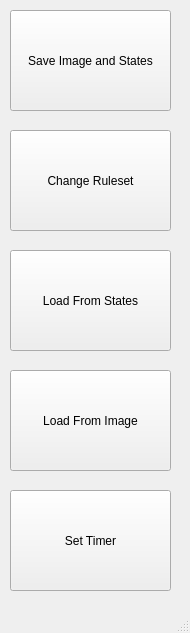
This is pythoncellularautomata/models/controls.ui in grant-king/python-cellular-automata as Qt 5 draws it before an edit. The edited form follows.
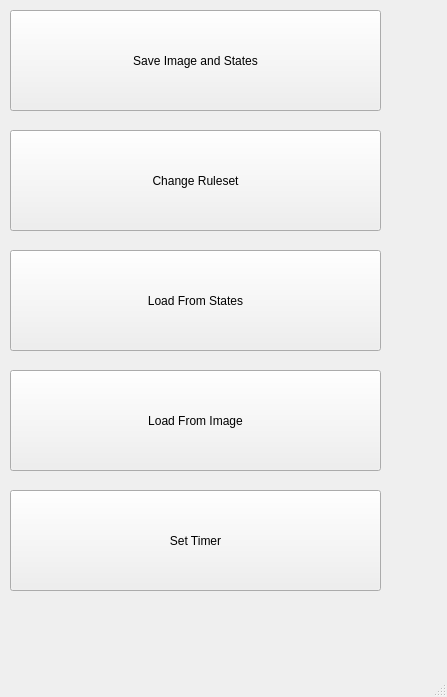
This is the edited form.

Commit message:
Add ui class definition python files and ui files.
Update and add new Qt ui files for menu button sidebar.  Still can't display CA activity in Qt yet.

Diff of the .ui file:
```diff
--- a/pythoncellularautomata/models/controls.ui
+++ b/pythoncellularautomata/models/controls.ui
@@ -6,8 +6,8 @@
    <rect>
     <x>0</x>
     <y>0</y>
-    <width>190</width>
-    <height>633</height>
+    <width>447</width>
+    <height>697</height>
    </rect>
   </property>
   <property name="windowTitle">
@@ -19,7 +19,7 @@
      <rect>
       <x>10</x>
       <y>10</y>
-      <width>161</width>
+      <width>371</width>
       <height>101</height>
      </rect>
     </property>
@@ -32,7 +32,7 @@
      <rect>
       <x>10</x>
       <y>250</y>
-      <width>161</width>
+      <width>371</width>
       <height>101</height>
      </rect>
     </property>
@@ -45,7 +45,7 @@
      <rect>
       <x>10</x>
       <y>130</y>
-      <width>161</width>
+      <width>371</width>
       <height>101</height>
      </rect>
     </property>
@@ -58,7 +58,7 @@
      <rect>
       <x>10</x>
       <y>370</y>
-      <width>161</width>
+      <width>371</width>
       <height>101</height>
      </rect>
     </property>
@@ -71,7 +71,7 @@
      <rect>
       <x>10</x>
       <y>490</y>
-      <width>161</width>
+      <width>371</width>
       <height>101</height>
      </rect>
     </property>
```
Left out of the diff: 4 changed lines with no effect on the pictures. The commit also changes 3 other files.
